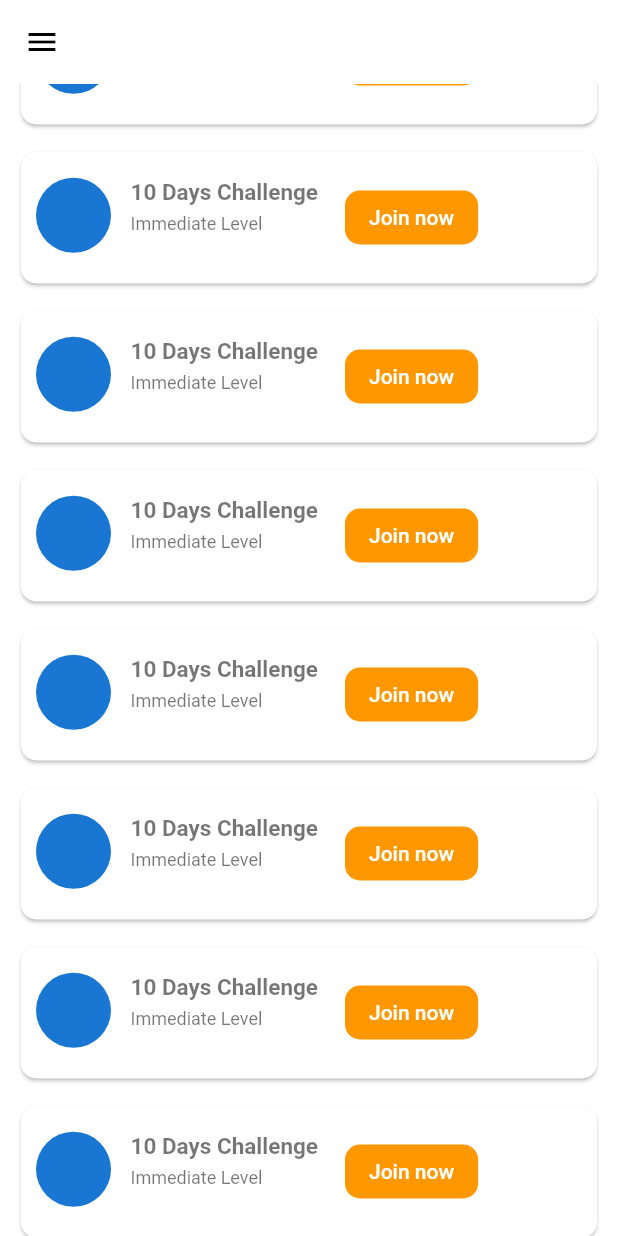
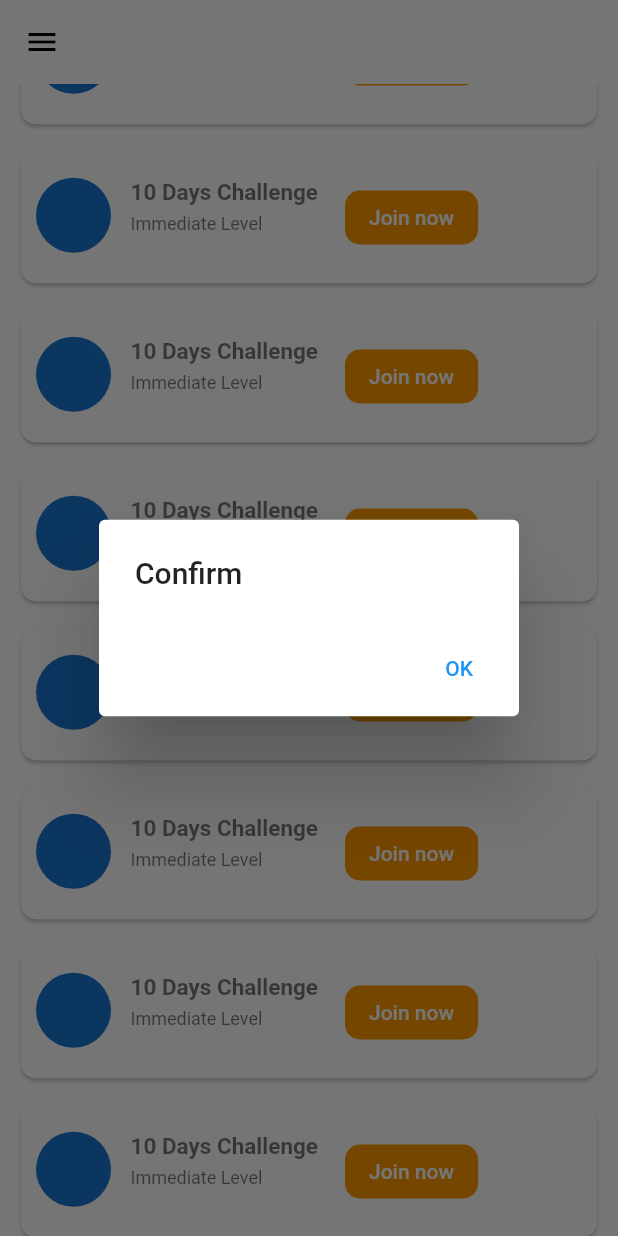
Before and after one commit to sitabra/AssignmentUI, a Flutter app: the screen it shows after launch, scrolled down 576 dp, after a tap on "Join now", on a phone screen of 412 x 824 dp. Run offline on Flutter 3.47's test engine with Material 2 defaults, Android fonts, the phone set to English and light mode, and no system bars.

Commit message:
grid decration

```diff
--- a/lib/screen/homepage.dart
+++ b/lib/screen/homepage.dart
@@ -32,7 +32,7 @@ class _HomePageState extends State<HomePage> {
               lessonsItems(context),
               challenges(),
               challengeItems(context),
-              //tryItems(context),
+              tryItems(context),
               //tryingItems(),
             ],
           ),
@@ -175,7 +175,21 @@ class _HomePageState extends State<HomePage> {
                         alignment: Alignment.center,
                         padding: const EdgeInsets.symmetric(horizontal: 10.0, vertical: 10.0),
                         child: FlatButton(
-                          onPressed: () {},
+                          onPressed: () {
+                            showDialog(context: context, builder: (context){
+                              return AlertDialog(
+                                title: Text("Confirm"),
+                                actions: [
+                                  TextButton(
+                                    child: Text("OK"),
+                                    onPressed: () {
+                                      Navigator.pop(context);
+                                    },
+                                  ),
+                                ],
+                              );
+                            });
+                          },
                           color: Colors.orange,
                           shape: RoundedRectangleBorder(
                             borderRadius: BorderRadius.circular(10),
--- a/lib/widgets/grid_item.dart
+++ b/lib/widgets/grid_item.dart
@@ -1 +1,39 @@
-// TODO Implement this library.
+import 'package:flutter/material.dart';
+
+class GridItem extends StatelessWidget {
+  final String title;
+  final Icon icon;
+
+  const GridItem({Key? key, required this.title, required this.icon})
+      : super(key: key);
+
+  @override
+  Widget build(BuildContext context) {
+    return InkWell(
+      onTap: () {},
+      child: Padding(
+        padding: const EdgeInsets.all(5.0),
+        child: Container(
+          width: 80,
+          height: 200,
+          decoration: BoxDecoration(
+            border: Border.all(),
+            borderRadius: BorderRadius.circular(12),),
+          child: Column(
+            mainAxisAlignment: MainAxisAlignment.center,
+            children: [
+              icon,
+              const SizedBox(
+                height: 4,
+              ),
+              Text(
+                title,
+                style: const TextStyle(fontSize: 12),
+              )
+            ],
+          ),
+        ),
+      ),
+    );
+  }
+}
--- a/lib/widgets/items_lessons.dart
+++ b/lib/widgets/items_lessons.dart
@@ -8,8 +8,10 @@ class ItemsLessons extends StatelessWidget {
 
   @override
   Widget build(BuildContext context) {
-    return Container(
-      margin: const EdgeInsets.all(5),
+    return InkWell(
+      onTap: () {},
+      child: Container(
+        margin: const EdgeInsets.all(10.0),
         height: 100,
         width: 300,
         decoration: BoxDecoration(
@@ -27,6 +29,7 @@ class ItemsLessons extends StatelessWidget {
             ),
           ],
         ),
+      ),
     );
   }
 }
```
Lines whose indentation alone changed are shown as unchanged.
